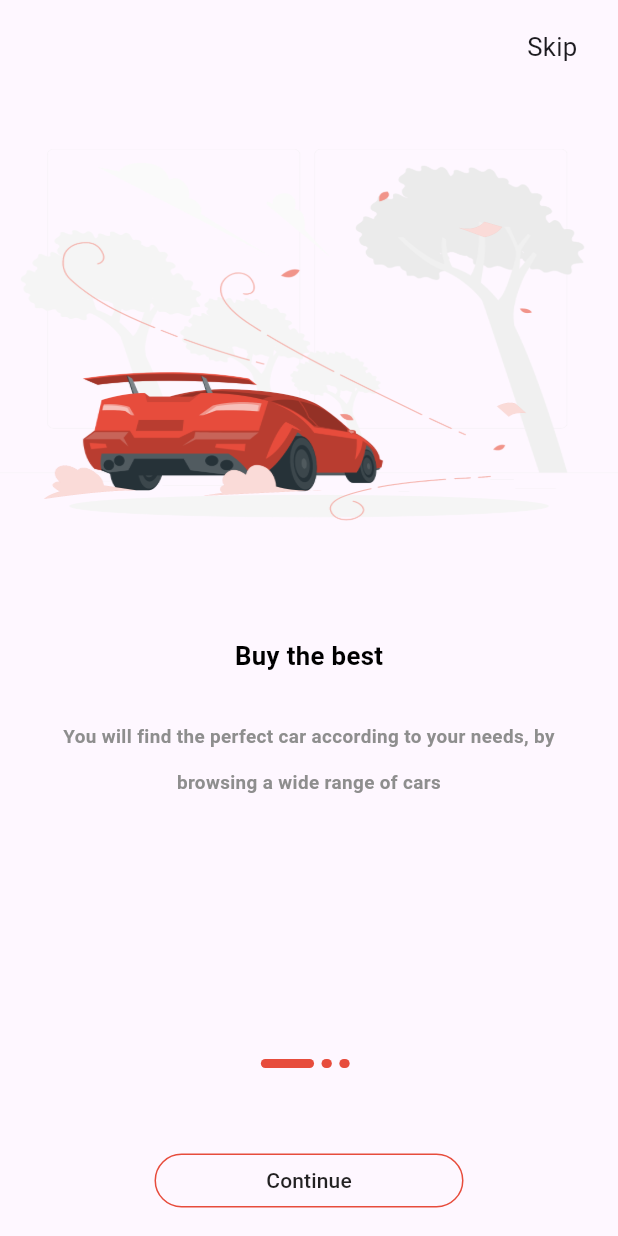
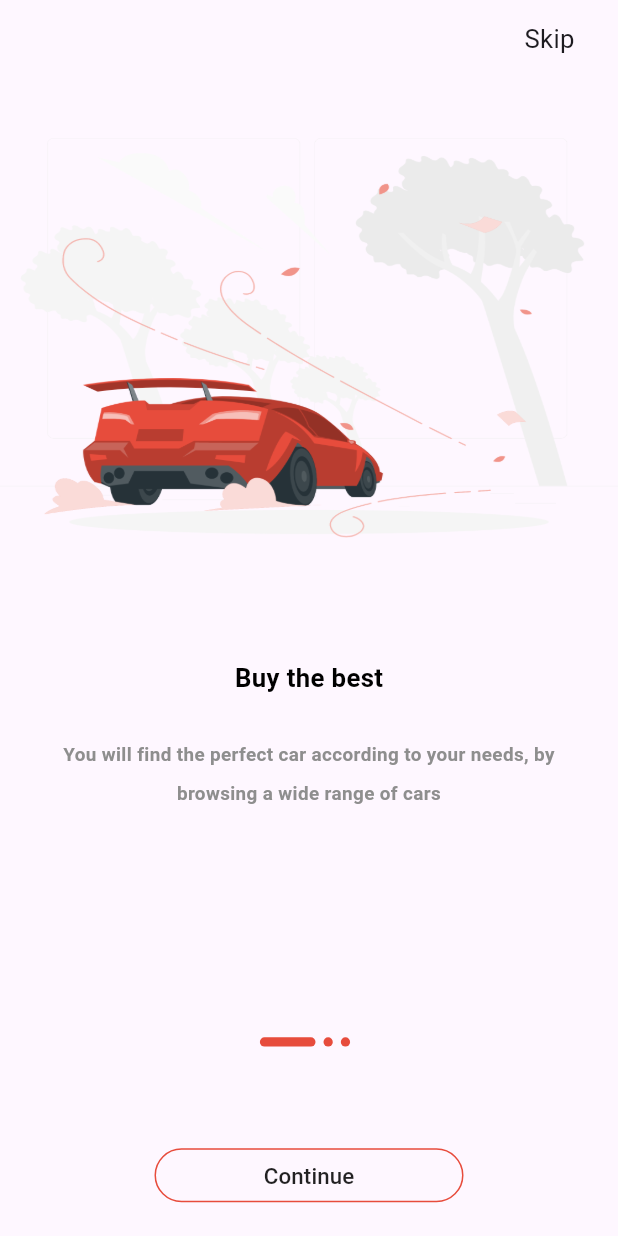
Before and after one commit to abdallh-alnems/sono, a Flutter app: the screen it shows after launch, on a phone screen of 412 x 824 dp. Run offline on Flutter 3.47's test engine with Material 3 defaults, Android fonts, the phone set to English and light mode, and no system bars; our stand-ins replace device_preview, flutter_screenutil, get, get_storage.

Commit message:
bottom nav bar

```diff
--- a/lib/core/constant/color.dart
+++ b/lib/core/constant/color.dart
@@ -7,6 +7,7 @@ class AppColor {
   // static Color backGroundIcon = Colors.grey[300];
   static Color backGroundIcon = Color(0xffE0E0E0);
 
+
   static const Color backgroundcolor = Colors.white;
   static const Color primaryColor = Color(0xffe74c3c);
 
--- a/lib/core/constant/routes/get_page.dart
+++ b/lib/core/constant/routes/get_page.dart
@@ -1,5 +1,5 @@
 import 'package:get/get.dart';
-import '../../../view/screen/bottom_navigation_bar.dart';
+import '../../../view/screen/bottom_nav_bar.dart';
 import '../../../view/screen/home_page.dart';
 import '../../../view/screen/onboarding.dart';
 import '../../middleware/my_middleware.dart';
@@ -8,7 +8,7 @@ import 'route.dart';
 List<GetPage<dynamic>>? routes = [
   GetPage(
     name: "/", page: () => const OnBoarding(),
-    // middlewares: [MyMiddleWare()]
+     middlewares: [MyMiddleWare()]
   ),
- // GetPage(name: AppRoute.bottomNavBar, page: () =>  MyBottomNavBar()),
+  GetPage(name: AppRoute.bottomNavBar, page: () =>  MyBottomNavBar()),
 ];
--- a/lib/core/localization/language/ar.dart
+++ b/lib/core/localization/language/ar.dart
@@ -1,5 +1,6 @@
 class ArabicTranslations {
   static const Map<String, String> ar = {
+    // ============================ onBoarding =========================
     "1": "شراء الأفضل",
     "2":
         "ستجد السيارة المثالية حسب احتياجاتك ، وذلك من خلال تصفح مجموعة واسعة من السيارات",
@@ -12,7 +13,15 @@ class ArabicTranslations {
     "7": "متابعة",
     "8": "ابداء",
     "9": "تخطى",
+
+    // ============================ search ==============================
     "10": "بتدور علي ايه",
+
+    // ============================ bottom nav bar ==============================
+    "11" : "الرئيسية",
+    "12" : "دردشاتي",
+    "13" : "إعلاناتي",
+    "14" : "حسابي"
 
   };
 }
--- a/lib/core/localization/language/en.dart
+++ b/lib/core/localization/language/en.dart
@@ -1,5 +1,6 @@
 class EnglishTranslations {
   static const Map<String, String> en = {
+    // ============================ onBoarding =========================
     "1": "Buy the best",
     "2":
         "You will find the perfect car according to your needs, by browsing a wide range of cars",
@@ -12,6 +13,14 @@ class EnglishTranslations {
     "7": "Continue",
     "8": "Get started",
     "9": "Skip",
-    '10': 'Search Here'
+
+    // ============================ search ==============================
+    '10': 'Search Here',
+
+    // ============================ bottom nav bar ==============================
+    "11": "Home",
+    "12": "Chats",
+    "13": "My Ads",
+    "14": "Account"
   };
 }
--- a/lib/main.dart
+++ b/lib/main.dart
@@ -11,6 +11,7 @@
 import 'logic/bindings/initial_bindings.dart';
 
 void main() async {
+
   WidgetsFlutterBinding.ensureInitialized();
 
   await initialServices();
--- a/lib/view/widget/onboarding/custom_button.dart
+++ b/lib/view/widget/onboarding/custom_button.dart
@@ -8,23 +8,33 @@ class CustomButtonOnBoarding extends GetView<OnBoardingControllerImp> {
   const CustomButtonOnBoarding({Key? key}) : super(key: key);
   @override
   Widget build(BuildContext context) {
+    double screenWidth = MediaQuery.of(context).size.width;
+    double screenHeight = MediaQuery.of(context).size.height;
     return Padding(
       padding: EdgeInsets.only(
-        bottom: 13,
+        bottom: screenHeight * .02,
       ),
       child: Center(
         child: MaterialButton(
             shape: RoundedRectangleBorder(
-              borderRadius: BorderRadius.circular(20),
+              borderRadius: BorderRadius.circular(20.r),
               side: BorderSide(
                 color: AppColor.primaryColor,
               ),
             ),
-            minWidth: MediaQuery.of(context).size.width * 0.5,
+            minWidth: screenWidth * 0.5,
             onPressed: () {
               controller.next();
             },
-            child: controller.currentPage != 2 ? Text("7".tr) : Text('8'.tr)),
+            child: controller.currentPage != 2
+                ? Text(
+                    "7".tr,
+                    style: TextStyle(fontSize: 13.sp),
+                  )
+                : Text(
+                    '8'.tr,
+                    style: TextStyle(fontSize: 13.sp),
+                  )),
       ),
     );
   }
--- a/lib/view/widget/onboarding/custom_slider.dart
+++ b/lib/view/widget/onboarding/custom_slider.dart
@@ -24,7 +24,7 @@ class CustomSliderOnBoarding extends GetView<OnBoardingControllerImp> {
                 Image.asset(
                   onBoardingList[i].image!,
                   width: screenWidth,
-                  height: screenHeight * .4,
+                  height: screenHeight * .43,
                   fit: BoxFit.fill,
                 ),
                 SizedBox(
@@ -39,12 +39,13 @@ class CustomSliderOnBoarding extends GetView<OnBoardingControllerImp> {
                   height: screenHeight * .03,
                 ),
                 Padding(
-                    padding: EdgeInsets.symmetric(horizontal: 15),
+                    padding:
+                        EdgeInsets.symmetric(horizontal: screenWidth * .05),
                     child: Text(
                       onBoardingList[i].body!,
                       textAlign: TextAlign.center,
                       style: TextStyle(
-                        height: screenHeight * .003,
+                        height: screenHeight * .0025,
                         color: AppColor.textColor,
                         fontWeight: FontWeight.bold,
                         fontSize: 11.sp,
--- a/lib/view/widget/onboarding/dot_controller.dart
+++ b/lib/view/widget/onboarding/dot_controller.dart
@@ -10,21 +10,25 @@ class CustomDotControllerOnBoarding extends GetView<OnBoardingControllerImp> {
 
   @override
   Widget build(BuildContext context) {
+    double screenWidth = MediaQuery.of(context).size.width;
+    double screenHeight = MediaQuery.of(context).size.height;
     return Padding(
-        padding: EdgeInsets.only(bottom: 51),
+        padding: EdgeInsets.only(bottom: screenHeight * .075),
         child: Row(
           mainAxisAlignment: MainAxisAlignment.center,
           children: [
             ...List.generate(
                 onBoardingList.length,
                 (index) => AnimatedContainer(
-                      margin: EdgeInsets.only(right: 5),
+                      margin: EdgeInsets.only(right: screenWidth * .013),
                       duration: const Duration(milliseconds: 550),
-                      width: controller.currentPage == index ? 31.w : 6.w,
-                      height: 5.h,
+                      width: controller.currentPage == index
+                          ? screenWidth * .09
+                          : screenWidth * .015,
+                      height: screenWidth * .015,
                       decoration: BoxDecoration(
                         color: AppColor.primaryColor,
-                        borderRadius: BorderRadius.circular(15),
+                        borderRadius: BorderRadius.circular(20.r),
                       ),
                     ))
           ],
--- a/lib/view/widget/onboarding/skip_button.dart
+++ b/lib/view/widget/onboarding/skip_button.dart
@@ -8,8 +8,12 @@ class SkipButton extends GetView<OnBoardingControllerImp> {
 
   @override
   Widget build(BuildContext context) {
+    double screenWidth = MediaQuery.of(context).size.width;
+    double screenHeight = MediaQuery.of(context).size.height;
+
     return Padding(
-        padding: const EdgeInsets.symmetric(horizontal: 27, vertical: 19),
+        padding: EdgeInsets.symmetric(
+            horizontal: screenWidth * .07, vertical: screenHeight * .017),
         child: controller.currentPage != 2
             ? GestureDetector(
                 onTap: () {
```
Also changed, not shown: lib/logic/controller/bottom_navigation_bar_controller.dart (+13 -0 lines), lib/view/screen/bottom_nav_bar.dart (added, +22 -0 lines), lib/view/screen/bottom_navigation_bar.dart (deleted, +0 -63 lines), lib/view/widget/bottom_nav_bar/animated_container.dart (added, +28 -0 lines), lib/view/widget/bottom_nav_bar/view_builder.dart (added, +94 -0 lines).
